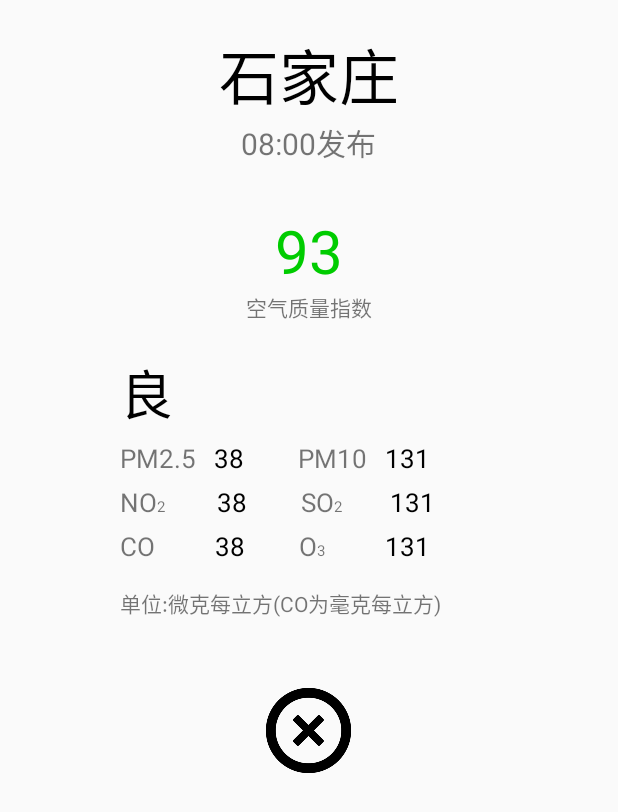
After one commit to ywq1/MySunshine, an Android app: the DetailActivity screen opened directly, with no data from a screen before it, on a phone screen of 412 x 824 dp. The commit adds this screen. Shown: the top 812 px of the screen. Run offline under Robolectric (Android 15) with nearby library versions, the phone set to English and light mode, and no system bars; 10 statements that could not run were skipped.

Commit message:
run9 detail

```diff
--- /dev/null
+++ b/app/src/main/java/com/yuwanqing/mysunshine/DetailActivity.java
@@ -0,0 +1,59 @@
+package com.yuwanqing.mysunshine;
+
+import android.content.Intent;
+import android.support.v7.app.AppCompatActivity;
+import android.os.Bundle;
+import android.view.View;
+import android.widget.ImageView;
+import android.widget.TextView;
+
+public class DetailActivity extends AppCompatActivity {
+    private TextView cityDetail;
+    private TextView dateDetail;
+    private TextView aqiDetail;
+    private TextView qltyDetail;
+    private TextView pm25Detail;
+    private TextView pm10Detail;
+    private TextView no2Detail;
+    private TextView so2Detail;
+    private TextView coDetail;
+    private TextView o3Detail;
+    private ImageView chahao;
+
+    @Override
+    protected void onCreate(Bundle savedInstanceState) {
+        super.onCreate(savedInstanceState);
+        setContentView(R.layout.activity_detail);
+        cityDetail = (TextView) findViewById(R.id.city_detail);
+        dateDetail = (TextView) findViewById(R.id.date_detail);
+        aqiDetail = (TextView) findViewById(R.id.aqi_detail);
+        qltyDetail = (TextView) findViewById(R.id.qlty_detail);
+        pm25Detail = (TextView) findViewById(R.id.pm25_detail);
+        pm10Detail = (TextView) findViewById(R.id.pm10_detail);
+        no2Detail = (TextView) findViewById(R.id.no2_detail);
+        so2Detail = (TextView) findViewById(R.id.so2_detail);
+        coDetail = (TextView) findViewById(R.id.co_detail);
+        o3Detail = (TextView) findViewById(R.id.o3_detail);
+        chahao = (ImageView) findViewById(R.id.chahao);
+
+        Intent intent = this.getIntent();
+        Bundle bundle = intent.getExtras();
+        cityDetail.setText(bundle.getString("city"));
+        dateDetail.setText(bundle.getString("date")+ "发布");
+        aqiDetail.setText(bundle.getString("aqi1"));
+        qltyDetail.setText(bundle.getString("qlty"));
+        pm25Detail.setText(bundle.getString("pm25"));
+        pm10Detail.setText(bundle.getString("pm10"));
+        no2Detail.setText(bundle.getString("no2"));
+        so2Detail.setText(bundle.getString("so2"));
+        coDetail.setText(bundle.getString("co"));
+        o3Detail.setText(bundle.getString("o3"));
+
+        chahao.setOnClickListener(new View.OnClickListener() {
+            @Override
+            public void onClick(View v) {
+                finish();
+            }
+        });
+    }
+}
--- a/app/src/main/java/com/yuwanqing/mysunshine/gson/Aqi.java
+++ b/app/src/main/java/com/yuwanqing/mysunshine/gson/Aqi.java
@@ -7,7 +7,13 @@ public class Aqi {
     public Aqicity city;
     public class Aqicity {
         public String aqi;
+        public String co;
+        public String no2;
+        public String o3;
+        public String pm10;
         public String pm25;
         public String qlty;
+        public String so2;
     }
+    //"aqi":{"city":{"aqi":"52","co":"1","no2":"34","o3":"35","pm10":"40","pm25":"36","qlty":"良","so2":"9"
 }
--- /dev/null
+++ b/app/src/main/res/layout/activity_detail.xml
@@ -0,0 +1,182 @@
+<?xml version="1.0" encoding="utf-8"?>
+<LinearLayout
+    xmlns:android="http://schemas.android.com/apk/res/android"
+    xmlns:tools="http://schemas.android.com/tools"
+    android:layout_width="match_parent"
+    android:layout_height="match_parent"
+    android:orientation="vertical">
+
+    <TextView
+        android:id="@+id/city_detail"
+        android:layout_width="wrap_content"
+        android:layout_height="wrap_content"
+        android:paddingTop="20dp"
+        android:layout_gravity="center"
+        android:text="石家庄"
+        android:textColor="#000"
+        android:textSize="40sp"/>
+    <TextView
+        android:id="@+id/date_detail"
+        android:layout_width="wrap_content"
+        android:layout_height="wrap_content"
+        android:layout_gravity="center"
+        android:text="08:00发布"
+        android:textSize="20sp"/>
+    <LinearLayout
+        android:layout_width="match_parent"
+        android:layout_height="wrap_content"
+        android:paddingTop="30dp"
+        android:orientation="vertical"
+        android:layout_centerInParent="true">
+
+        <TextView
+            android:id="@+id/aqi_detail"
+            android:layout_width="wrap_content"
+            android:layout_height="wrap_content"
+            android:layout_gravity="center"
+            android:text="93"
+            android:textSize="40sp"
+            android:textColor="#00CC00"/>
+
+        <TextView
+            android:layout_width="wrap_content"
+            android:layout_height="wrap_content"
+            android:layout_gravity="center"
+            android:text="空气质量指数"/>
+    </LinearLayout>
+    <TextView
+        android:id="@+id/qlty_detail"
+        android:layout_width="wrap_content"
+        android:layout_height="wrap_content"
+        android:paddingLeft="80dp"
+        android:paddingTop="20dp"
+        android:paddingBottom="5dp"
+        android:text="良"
+        android:textSize="35sp"
+        android:textColor="#000"/>
+    <LinearLayout
+        android:layout_width="wrap_content"
+        android:layout_height="wrap_content"
+        android:paddingBottom="5dp"
+        android:paddingLeft="80dp"
+        android:orientation="horizontal">
+        <TextView
+            android:layout_width="wrap_content"
+            android:layout_height="wrap_content"
+            android:text="PM2.5   "
+            android:textSize="17sp"/>
+        <TextView
+            android:id="@+id/pm25_detail"
+            android:layout_width="wrap_content"
+            android:layout_height="wrap_content"
+            android:text="38"
+            android:textSize="17sp"
+            android:textColor="#000"/>
+        <TextView
+            android:layout_width="wrap_content"
+            android:layout_height="wrap_content"
+            android:text="         PM10   "
+            android:textSize="17sp"/>
+        <TextView
+            android:id="@+id/pm10_detail"
+            android:layout_width="wrap_content"
+            android:layout_height="wrap_content"
+            android:text="131"
+            android:textSize="17sp"
+            android:textColor="#000"/>
+    </LinearLayout>
+    <LinearLayout
+        android:layout_width="wrap_content"
+        android:layout_height="wrap_content"
+        android:paddingBottom="5dp"
+        android:paddingLeft="80dp"
+        android:orientation="horizontal">
+        <TextView
+            android:layout_width="wrap_content"
+            android:layout_height="wrap_content"
+            android:text="NO"
+            android:textSize="17sp"/>
+        <TextView
+            android:layout_width="wrap_content"
+            android:layout_height="wrap_content"
+            android:text="2             "
+            android:textSize="10sp"/>
+        <TextView
+            android:id="@+id/no2_detail"
+            android:layout_width="wrap_content"
+            android:layout_height="wrap_content"
+            android:text="38"
+            android:textSize="17sp"
+            android:textColor="#000"/>
+        <TextView
+            android:layout_width="wrap_content"
+            android:layout_height="wrap_content"
+            android:text="         SO"
+            android:textSize="17sp"/>
+        <TextView
+            android:layout_width="wrap_content"
+            android:layout_height="wrap_content"
+            android:text="2            "
+            android:textSize="10sp"/>
+        <TextView
+            android:id="@+id/so2_detail"
+            android:layout_width="wrap_content"
+            android:layout_height="wrap_content"
+            android:text="131"
+            android:textSize="17sp"
+            android:textColor="#000"/>
+    </LinearLayout>
+    <LinearLayout
+        android:layout_width="wrap_content"
+        android:layout_height="wrap_content"
+        android:paddingBottom="5dp"
+        android:paddingLeft="80dp"
+        android:orientation="horizontal">
+        <TextView
+            android:layout_width="wrap_content"
+            android:layout_height="wrap_content"
+            android:text="CO          "
+            android:textSize="17sp"/>
+        <TextView
+            android:id="@+id/co_detail"
+            android:layout_width="wrap_content"
+            android:layout_height="wrap_content"
+            android:text="38"
+            android:textSize="17sp"
+            android:textColor="#000"/>
+        <TextView
+            android:layout_width="wrap_content"
+            android:layout_height="wrap_content"
+            android:text="         O"
+            android:textSize="17sp"/>
+        <TextView
+            android:layout_width="wrap_content"
+            android:layout_height="wrap_content"
+            android:text="3               "
+            android:textSize="10sp"/>
+        <TextView
+            android:id="@+id/o3_detail"
+            android:layout_width="wrap_content"
+            android:layout_height="wrap_content"
+            android:text="131"
+            android:textSize="17sp"
+            android:textColor="#000"/>
+    </LinearLayout>
+    <TextView
+        android:layout_width="wrap_content"
+        android:layout_height="wrap_content"
+        android:paddingTop="10dp"
+        android:paddingLeft="80dp"
+        android:text="单位:微克每立方(CO为毫克每立方)"/>
+    <TextView
+        android:layout_width="wrap_content"
+        android:layout_height="wrap_content"
+        android:paddingTop="20dp"
+        android:paddingLeft="80dp"/>
+    <ImageView
+        android:id="@+id/chahao"
+        android:layout_width="70dp"
+        android:layout_height="70dp"
+        android:layout_gravity="center"
+        android:src="@drawable/chahao"/>
+</LinearLayout>
```
Also changed, not shown: app/src/main/AndroidManifest.xml (+8 -2 lines), app/src/main/java/com/yuwanqing/mysunshine/MainActivity.java (+2 -8 lines), app/src/main/java/com/yuwanqing/mysunshine/WeatherActivity.java (+68 -15 lines), app/src/main/java/com/yuwanqing/mysunshine/WeatherForeignActivity.java (+22 -7 lines), app/src/main/res/layout/aqi.xml (+22 -2 lines), app/src/main/res/drawable/chahao.png (added).
